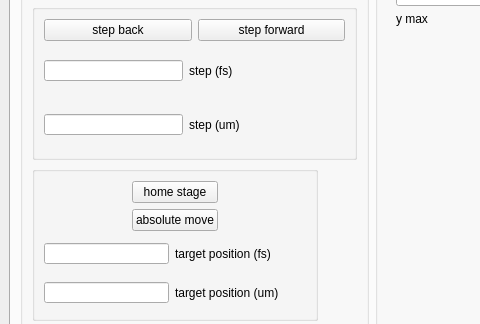
Above: qt_designer/form.ui from peter-chang62/Chi-3-FROG before the change; both pictures show x 0 to 480 and y 83 to 407 of the 936 by 825 pixel window. Below: the same form after it.
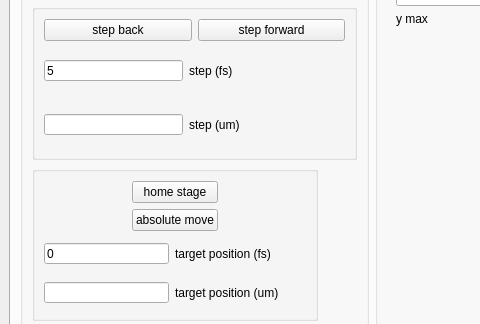
That is the form after the change. Custom widgets are drawn as their Qt base class.

Commit message: default step and target

The edit to the form file:
```diff
--- a/qt_designer/form.ui
+++ b/qt_designer/form.ui
@@ -116,6 +116,9 @@
                     <height>21</height>
                    </size>
                   </property>
+                  <property name="text">
+                   <string>5</string>
+                  </property>
                  </widget>
                 </item>
                 <item>
@@ -254,6 +257,9 @@
                     <height>21</height>
                    </size>
                   </property>
+                  <property name="text">
+                   <string>0</string>
+                  </property>
                  </widget>
                 </item>
                 <item>
```
The commit also changes 2 other files.
